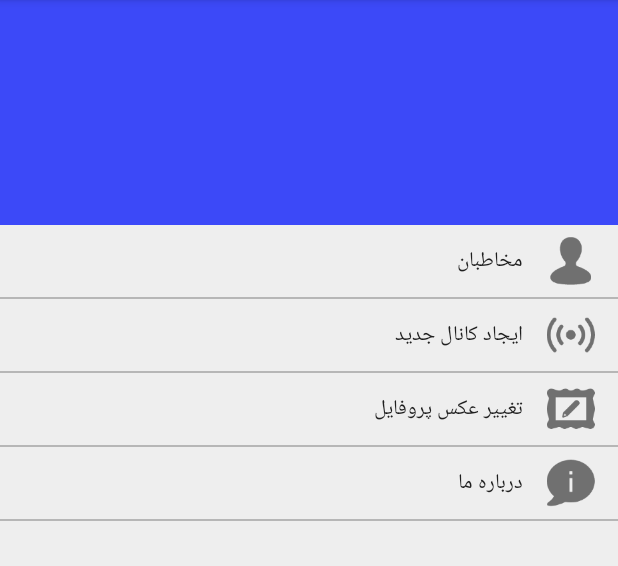
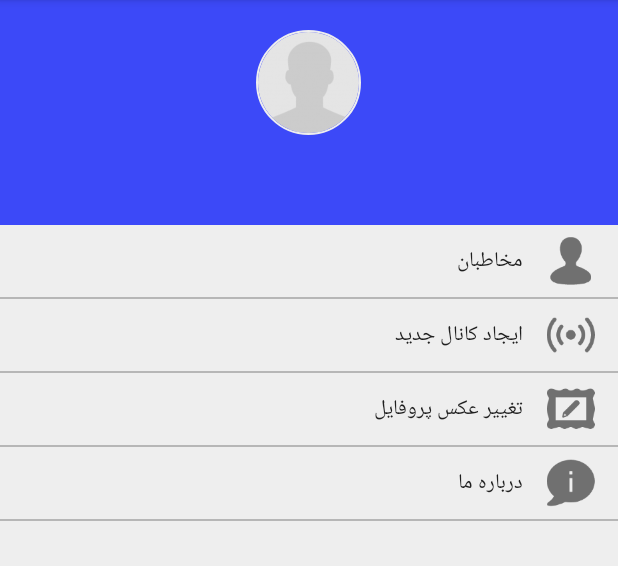
Before and after one commit to abdolmaleki/MyMassanger-Android, an Android app: the fragment SlidingMenuFragment shown on its own in the app's theme, on a phone screen of 412 x 824 dp, the part 84-650 px from its top. Run offline under Robolectric (Android 15) with nearby library versions, the phone set to English and light mode, and no system bars; our stand-ins replace CircleImageView; libraries missing offline, so code that uses them is left out: com.activeandroid, com.activeandroid.query, com.nostra13.universalimageloader; 3 statements that could not run were skipped.

```diff
--- a/myapplication/src/main/res/layout-large-land/fragment_sliding_menu.xml
+++ b/myapplication/src/main/res/layout-large-land/fragment_sliding_menu.xml
@@ -1,37 +1,37 @@
 <FrameLayout android:id="@+id/menu_frame"
 			 xmlns:android="http://schemas.android.com/apk/res/android"
+			 xmlns:app="http://schemas.android.com/apk/res-auto"
 			 android:layout_width="match_parent"
-			 android:layout_height="match_parent"
-
-	>
+			 android:layout_height="match_parent">
 
 	<RelativeLayout
 		android:layout_width="match_parent"
-		android:layout_height="match_parent"
-		>
+		android:layout_height="match_parent">
 
 		<LinearLayout
 			android:id="@+id/menu_header"
 			android:layout_width="match_parent"
 			android:layout_height="150dp"
 			android:background="@color/samim_color_blue_dark"
-			android:orientation="vertical"
-			>
+			android:orientation="vertical">
 
-			<ImageView
+			<de.hdodenhof.circleimageview.CircleImageView
 				android:id="@+id/fragment_sliding_menu_avatar"
 				android:layout_width="70dp"
 				android:layout_height="70dp"
+				android:layout_gravity="center_horizontal"
 				android:layout_marginTop="20dp"
-				android:layout_gravity="center_horizontal" />
+				android:src="@drawable/ic_noavatar"
+				app:civ_border_color="@color/samim_color_gray"
+				app:civ_border_width="1dp" />
 
 			<TextView
 				android:id="@+id/fragment_sliding_menu_name"
 				android:layout_width="match_parent"
 				android:layout_height="wrap_content"
+				android:layout_marginTop="10dp"
+				android:gravity="center_horizontal"
 				android:textAppearance="?android:attr/textAppearanceSmall"
-				android:gravity="center_horizontal"
-				android:layout_marginTop="10dp"
 				android:textColor="#fff" />
 
 		</LinearLayout>
--- a/myapplication/src/main/res/layout/fragment_chat_history.xml
+++ b/myapplication/src/main/res/layout/fragment_chat_history.xml
@@ -29,8 +29,8 @@
 
 		<ImageView
 			android:id="@+id/fragment_chat_history_menu"
-			android:layout_width="wrap_content"
-			android:layout_height="wrap_content"
+			android:layout_width="30dp"
+			android:layout_height="30dp"
 			android:layout_alignParentEnd="true"
 			android:layout_marginTop="30dp"
 			android:layout_marginRight="20dp"
--- a/myapplication/src/main/res/layout/fragment_sliding_menu.xml
+++ b/myapplication/src/main/res/layout/fragment_sliding_menu.xml
@@ -2,21 +2,11 @@
 			 xmlns:android="http://schemas.android.com/apk/res/android"
 			 xmlns:app="http://schemas.android.com/apk/res-auto"
 			 android:layout_width="match_parent"
-
 			 android:layout_height="match_parent">
 
 	<RelativeLayout
 		android:layout_width="match_parent"
-		android:layout_height="match_parent"
-		>
-
-		<android.support.v7.widget.RecyclerView
-			android:id="@+id/fragment_sliding_menu_recycler_view"
-			android:layout_width="match_parent"
-			android:layout_height="match_parent"
-			android:layout_alignParentLeft="true"
-			android:layout_alignParentStart="true"
-			android:layout_below="@+id/menu_header" />
+		android:layout_height="match_parent">
 
 		<LinearLayout
 			android:id="@+id/menu_header"
@@ -33,6 +23,7 @@
 				android:layout_height="70dp"
 				android:layout_gravity="center_horizontal"
 				android:layout_marginTop="20dp"
+				android:src="@drawable/ic_noavatar"
 				app:civ_border_color="@color/samim_color_gray"
 				app:civ_border_width="1dp" />
 
@@ -46,5 +37,13 @@
 				android:textColor="#fff" />
 
 		</LinearLayout>
+
+		<android.support.v7.widget.RecyclerView
+			android:id="@+id/fragment_sliding_menu_recycler_view"
+			android:layout_width="match_parent"
+			android:layout_height="match_parent"
+			android:layout_alignParentLeft="true"
+			android:layout_alignParentStart="true"
+			android:layout_below="@+id/menu_header" />
 	</RelativeLayout>
 </FrameLayout>
```
Also changed, not shown: myapplication/src/main/java/com/example/myapplication/activity/ChatActivity.java (+52 -33 lines).
